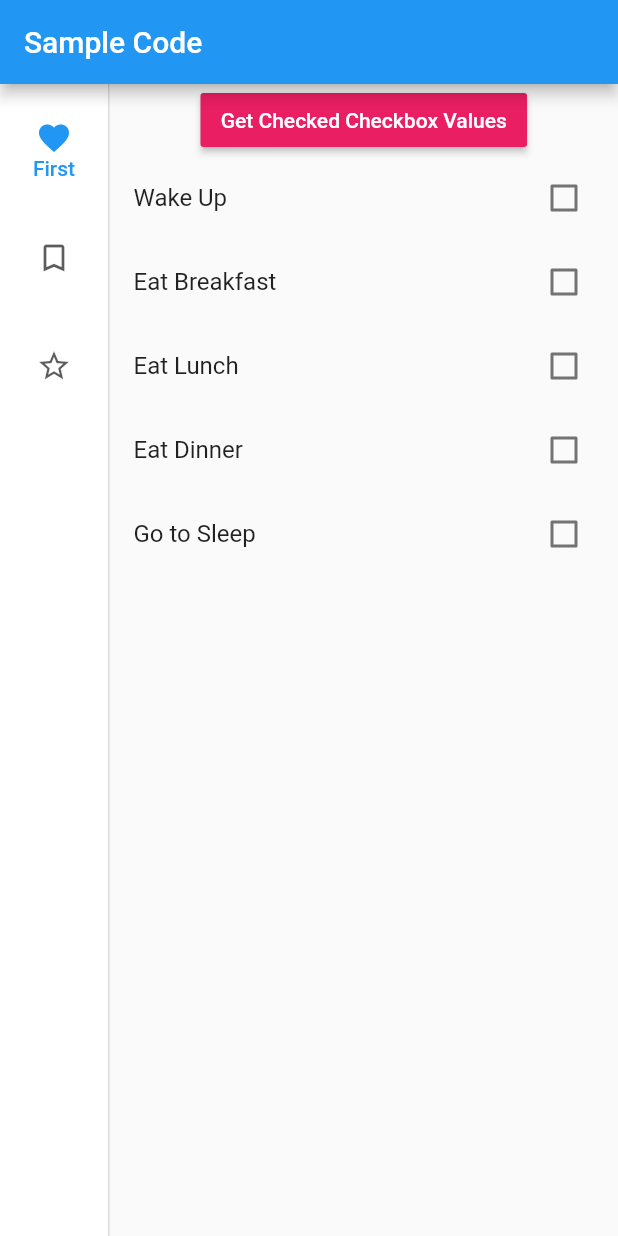
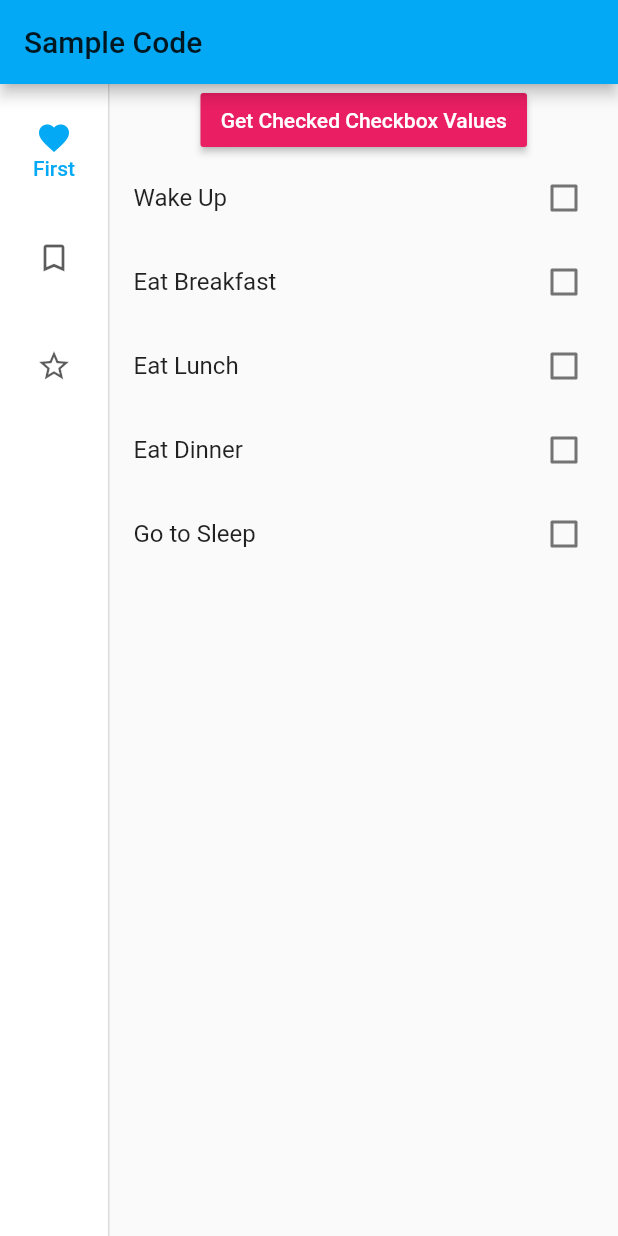
Before and after one commit to kaitlyntse/FlutterApp, a Flutter app: the screen it shows after launch, on a phone screen of 412 x 824 dp. Run offline on Flutter 3.47's test engine with Material 2 defaults, Android fonts, the phone set to English and light mode, and no system bars; our stand-ins replace confetti, firebase_messaging; accounts and stored records are empty.

Commit message:
color changer

```diff
--- a/lib/main.dart
+++ b/lib/main.dart
@@ -1,13 +1,22 @@
 import 'package:flutter/material.dart';
 import 'dashboard.dart';
+import 'dart:async';
 import 'package:confetti/confetti.dart';
 
 void main() => runApp(new MyApp());
 
 class MyApp extends StatelessWidget {
   // This widget is the root of your application.
+  var bgColor;
   @override
   Widget build(BuildContext context) {
+    if (DateTime.now().hour >= 8 && DateTime.now().hour <= 12) {
+      bgColor = Colors.lightBlue;
+    } else if (DateTime.now().hour >= 13 && DateTime.now().hour <= 16) {
+      bgColor = Colors.deepOrange;
+    } else {
+      bgColor = Colors.indigo;
+    }
     return new MaterialApp(
       title: 'Flutter Demo',
       theme: new ThemeData(
@@ -19,7 +28,7 @@ class MyApp extends StatelessWidget {
         // "hot reload" (press "r" in the console where you ran "flutter run",
         // or press Run > Flutter Hot Reload in IntelliJ). Notice that the
         // counter didn't reset back to zero; the application is not restarted.
-        primarySwatch: Colors.blue,
+        primarySwatch: bgColor,
       ),
       home: new Dashboard(title: 'Flutter Demo Home Page'),
     );
```
